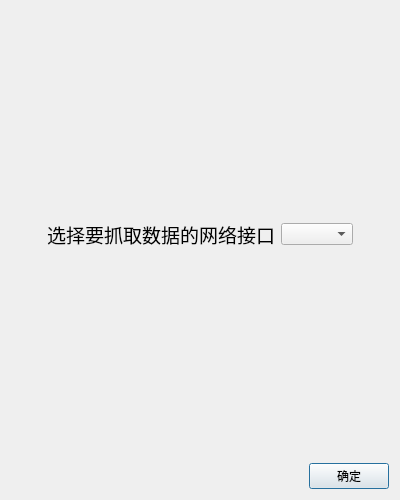
First picture: the form in src/initwindow.ui, repository Paraworker/Sniffer, before the edit.
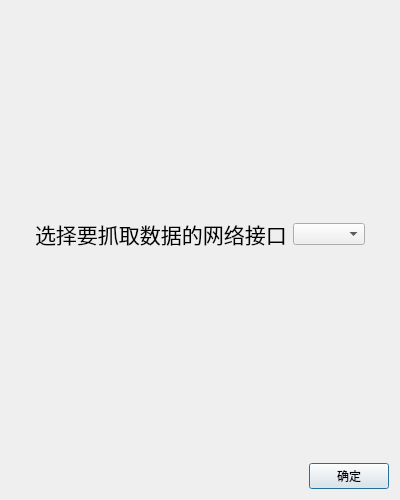
Second picture: the form after the edit.

Patch:
```diff
--- a/src/initwindow.ui
+++ b/src/initwindow.ui
@@ -54,7 +54,9 @@
         <widget class="QLabel" name="label_2">
          <property name="font">
           <font>
-           <pointsize>14</pointsize>
+           <pointsize>16</pointsize>
+           <weight>50</weight>
+           <bold>false</bold>
           </font>
          </property>
          <property name="text">
```
